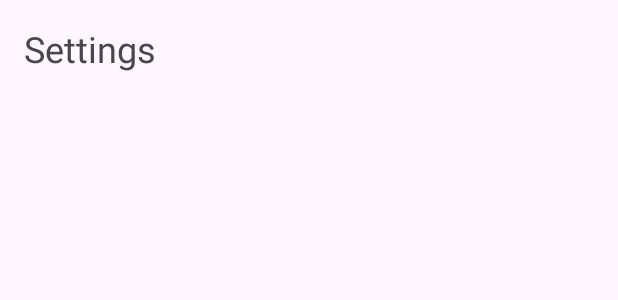
After one commit to nsnakib/Kotlingptjetpack, an Android app: the layout fragment_settings.xml on its own in the app's theme, with its tools: preview values and no code run, on a phone screen of 412 x 824 dp. The commit adds this screen. Shown: the top 300 px of the screen. Run offline under Robolectric (Android 15) with nearby library versions, the phone set to English and light mode, and no system bars.

Commit message:
settings added

```diff
--- a/app/src/main/java/com/example/kotlingptjetpack/MainActivity.kt
+++ b/app/src/main/java/com/example/kotlingptjetpack/MainActivity.kt
@@ -41,7 +41,7 @@ class MainActivity : AppCompatActivity() {
                 R.id.nav_home -> selectedFragment = NewsFragment() // Replace with appropriate fragment
                 R.id.nav_search -> selectedFragment =NewsFragment() // Replace with appropriate fragment
                 R.id.nav_profile -> selectedFragment =NewsFragment() // Replace with appropriate fragment
-                R.id.nav_settings -> selectedFragment = NewsFragment() // Replace with appropriate fragment
+                R.id.nav_settings -> selectedFragment = SettingsFragment() // Replace with appropriate fragment
                 R.id.nav_more -> selectedFragment = NewsFragment() // Replace with appropriate fragment
             }
             if (selectedFragment != null) {
--- /dev/null
+++ b/app/src/main/res/layout/fragment_settings.xml
@@ -0,0 +1,15 @@
+<?xml version="1.0" encoding="utf-8"?>
+<LinearLayout xmlns:android="http://schemas.android.com/apk/res/android"
+    android:layout_width="match_parent"
+    android:layout_height="match_parent"
+    android:orientation="vertical"
+    android:padding="16dp">
+
+    <!-- Add your settings UI elements here -->
+
+    <TextView
+        android:layout_width="wrap_content"
+        android:layout_height="wrap_content"
+        android:text="Settings"
+        android:textSize="24sp" />
+</LinearLayout>
```
Also changed, not shown: app/src/main/java/com/example/kotlingptjetpack/SettingsFragment.kt (added, +20 -0 lines).
